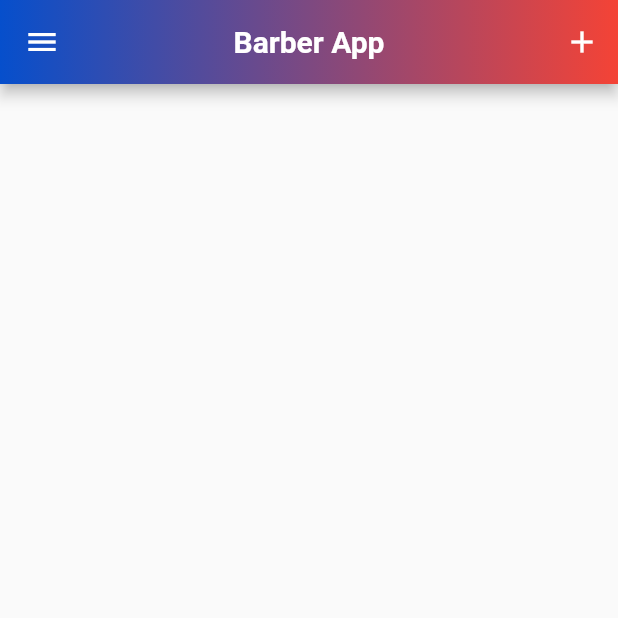
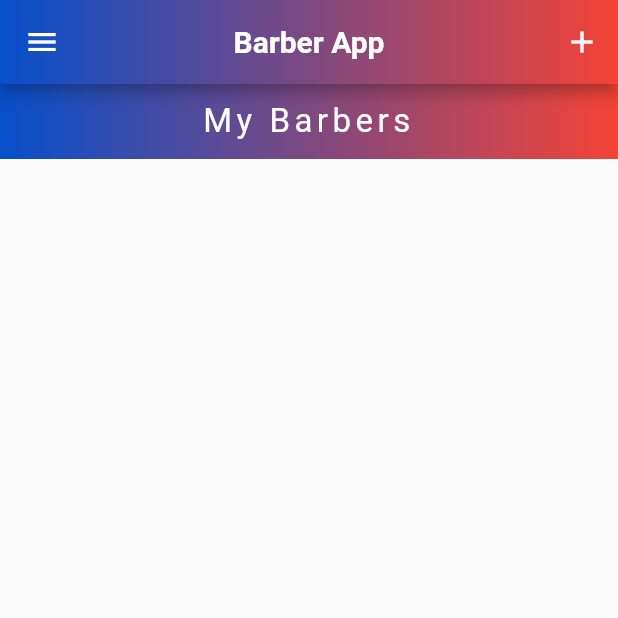
Before and after one commit to Mufidz027/owners_app, a Flutter app: the homeScreen screen opened directly, in the side drawer, after a tap on the "add" icon, on a phone screen of 412 x 824 dp, the top half of it. Run offline on Flutter 3.47's test engine with Material 2 defaults, Android fonts, the phone set to English and light mode, and no system bars; our stand-ins replace cloud_firestore, firebase_auth, firebase_core, firebase_storage, fluttertoast, image_picker and 1 more; accounts and stored records are empty; network calls fail.

```diff
--- a/lib/barberScreens/home_screen.dart
+++ b/lib/barberScreens/home_screen.dart
@@ -2,6 +2,7 @@
 
 import 'package:flutter/material.dart';
 import 'package:owners_app/barberScreens/upload_kepster_screen.dart';
+import 'package:owners_app/widgets/text_delegate_header_widget.dart';
 
 import '../widgets/my_drawer.dart';
 
@@ -55,6 +56,14 @@ class _homeScreenState extends State<homeScreen> {
           )
         ],
       ),
+      body: CustomScrollView(
+        slivers: [
+          SliverPersistentHeader(
+            pinned: true,
+            delegate: TextDelegateHeaderWidget(title: "My Barbers"),
+          ),
+        ],
+      ),
     );
   }
 }
--- /dev/null
+++ b/lib/widgets/text_delegate_header_widget.dart
@@ -0,0 +1,58 @@
+import 'package:flutter/material.dart';
+
+class TextDelegateHeaderWidget extends SliverPersistentHeaderDelegate {
+  String? title;
+  TextDelegateHeaderWidget({
+    this.title,
+  });
+  @override
+  Widget build(
+    BuildContext context,
+    double shrinkOffSet,
+    bool overlapsContent,
+  ) {
+    return InkWell(
+      child: Container(
+        decoration: const BoxDecoration(
+          gradient: LinearGradient(
+            colors: [
+              Color.fromARGB(255, 6, 79, 204),
+              Colors.red,
+            ],
+            begin: FractionalOffset(0.0, 0.0),
+            end: FractionalOffset(1.0, 0.0),
+            stops: [0.0, 1.0],
+            tileMode: TileMode.clamp,
+          ),
+        ),
+        height: 82,
+        width: MediaQuery.of(context).size.width,
+        alignment: Alignment.center,
+        child: InkWell(
+          child: Text(
+            title.toString(),
+            maxLines: 2,
+            textAlign: TextAlign.center,
+            style: const TextStyle(
+              fontSize: 22,
+              letterSpacing: 3,
+              color: Colors.white,
+            ),
+          ),
+        ),
+      ),
+    );
+  }
+
+  @override
+  // TODO: implement maxExtent
+  double get maxExtent => 50;
+
+  @override
+  // TODO: implement minExtent
+  double get minExtent => 50;
+
+  @override
+  bool shouldRebuild(covariant SliverPersistentHeaderDelegate oldDelegate) =>
+      true;
+}
```
Also changed, not shown: lib/barberScreens/upload_kepster_screen.dart (+47 -1 lines).
